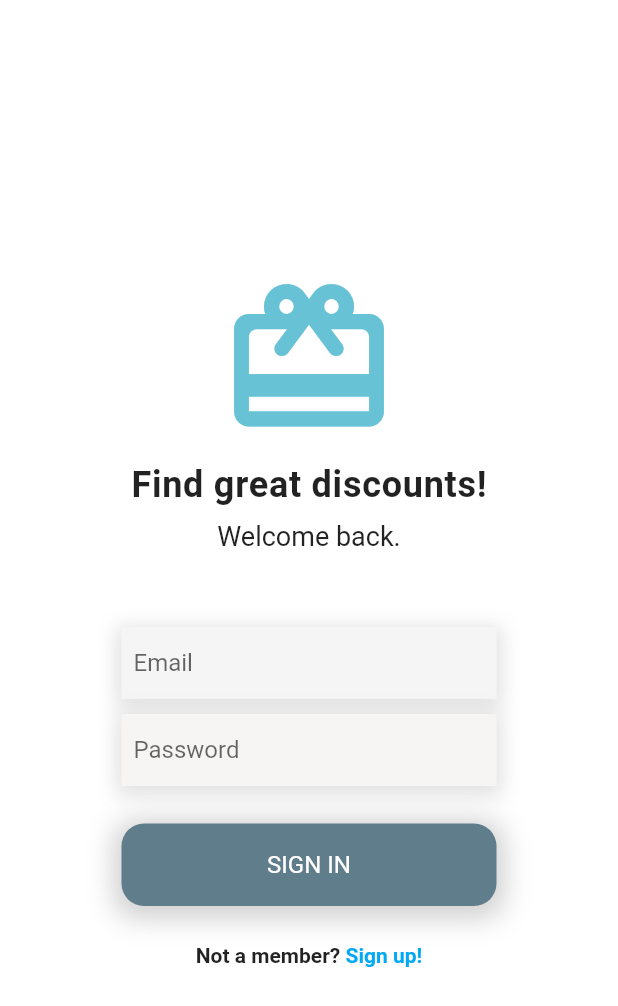
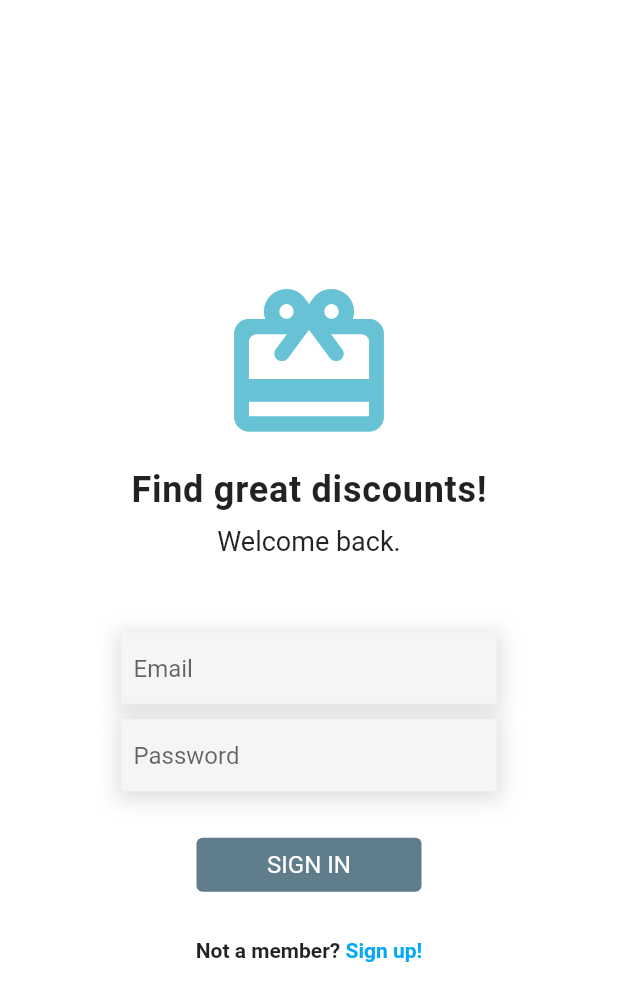
Before and after one commit to alex-varga14/Distributed-Coupon-Application, a Flutter app: the LoginPage screen opened directly, on a phone screen of 412 x 824 dp. Shown: the top 1006 px of the screen. Run offline on Flutter 3.47's test engine with Material 2 defaults, Android fonts, the light colour scheme and no system bars; our stand-ins replace google_fonts; missing offline and left inert: dart:ffi, result_type; statements that could not run were skipped.

Commit message:
Edits login page button

```diff
--- a/distributed_coupon_application/lib/pages/login_page.dart
+++ b/distributed_coupon_application/lib/pages/LoginPage.dart
@@ -1,4 +1,3 @@
-import 'package:flutter/gestures.dart';
 import 'package:flutter/material.dart';
 import 'package:google_fonts/google_fonts.dart';
 
@@ -20,7 +19,7 @@ class _LoginPageState extends State<LoginPage> {
           child: SingleChildScrollView(
             child:
                 Column(mainAxisAlignment: MainAxisAlignment.center, children: [
-              // open text
+              //Open text
               Icon(
                 Icons.card_giftcard_rounded,
                 color: Color.fromARGB(255, 102, 194, 212),
@@ -46,7 +45,7 @@ class _LoginPageState extends State<LoginPage> {
 
               SizedBox(height: 50),
 
-              //email input
+              //Email input
               Padding(
                 padding: const EdgeInsets.symmetric(horizontal: 35),
                 child: Container(
@@ -74,16 +73,16 @@ class _LoginPageState extends State<LoginPage> {
                   ),
                 ),
               ),
-              //password input
+
               SizedBox(height: 10),
 
+              //Password input
               Padding(
                 padding: const EdgeInsets.symmetric(horizontal: 35),
                 child: Container(
                   constraints: BoxConstraints(minWidth: 150, maxWidth: 250),
                   decoration: BoxDecoration(
                     color: Color.fromARGB(255, 247, 244, 244),
-
                     boxShadow: [
                       BoxShadow(
                         color: Colors.grey.withOpacity(0.3),
@@ -92,7 +91,6 @@ class _LoginPageState extends State<LoginPage> {
                         offset: const Offset(0, 3),
                       )
                     ],
-                    // borderRadius: BorderRadius.circular(15),
                   ),
                   child: Padding(
                     padding: const EdgeInsets.only(left: 8.0),
@@ -105,27 +103,21 @@ class _LoginPageState extends State<LoginPage> {
                   ),
                 ),
               ),
+
               SizedBox(height: 25),
 
               //Sign in
-              Padding(
+              Container(
+                constraints: const BoxConstraints(minWidth: 150, maxWidth: 250),
+                child: TextButton(
+                  style: TextButton.styleFrom(
+                    backgroundColor: Colors.blueGrey,
                     padding: const EdgeInsets.symmetric(horizontal: 20.0),
-                child: Container(
-                  constraints: BoxConstraints(minWidth: 150, maxWidth: 250),
-                  padding: EdgeInsets.all(18),
-                  decoration: BoxDecoration(
-                    color: Colors.blueGrey,
-                    borderRadius: BorderRadius.circular(15),
-                    boxShadow: [
-                      BoxShadow(
-                        color: Colors.grey.withOpacity(0.5),
-                        spreadRadius: 5,
-                        blurRadius: 15,
-                        offset: Offset(0, 3),
-                      )
-                    ],
+                    shadowColor: Colors.grey.withOpacity(0.5),
                   ),
-                  child: Center(
+                  onPressed: () {
+                    //TODO action for sign in
+                  },
                   child: Text(
                     'SIGN IN',
                     style: GoogleFonts.roboto(
@@ -136,10 +128,10 @@ class _LoginPageState extends State<LoginPage> {
                   ),
                 ),
               ),
-              ),
-              //Sign up
+
               SizedBox(height: 25),
 
+              //Sign up
               Row(
                 mainAxisAlignment: MainAxisAlignment.center,
                 children: [
```
Lines whose indentation alone changed are shown as unchanged.
